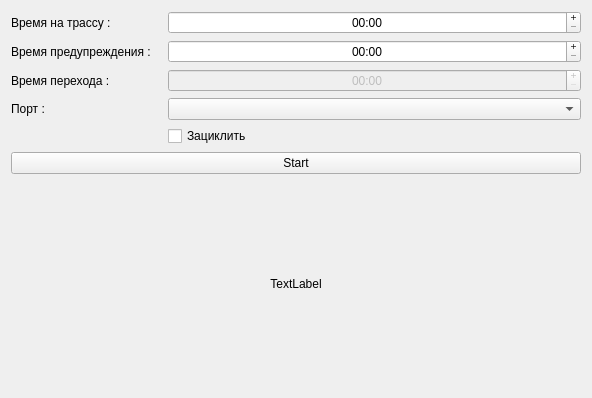
This is BoulderingTimer/mainwindow.ui in Lezh1k/P10Panel as Qt 5 draws it before an edit. The edited form follows.
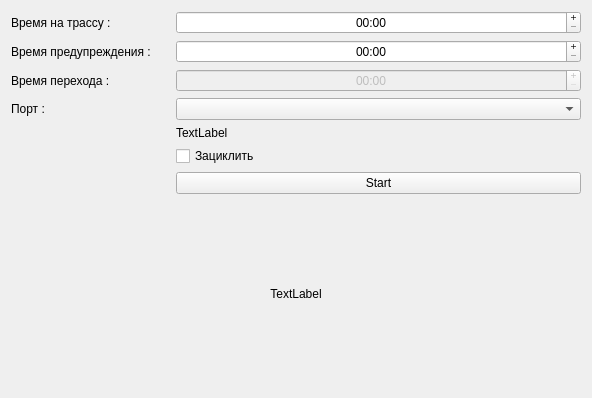
This is the edited form.

What changed in the file:
```diff
--- a/BoulderingTimer/mainwindow.ui
+++ b/BoulderingTimer/mainwindow.ui
@@ -16,9 +16,9 @@
   <widget class="QWidget" name="centralWidget">
    <layout class="QVBoxLayout" name="verticalLayout">
     <item>
-     <layout class="QGridLayout" name="gridLayout_2" rowstretch="0,0,10">
+     <layout class="QGridLayout" name="gridLayout_2" rowstretch="0,8">
       <item row="0" column="0">
-       <layout class="QGridLayout" name="gridLayout" columnstretch="0,2">
+       <layout class="QGridLayout" name="gridLayout" columnstretch="0,5" columnminimumwidth="0,0">
         <item row="0" column="0">
          <widget class="QLabel" name="m_lbl_full_time">
           <property name="text">
@@ -101,36 +101,43 @@
         <item row="3" column="1">
          <widget class="QComboBox" name="m_cb_serial_port"/>
         </item>
-        <item row="4" column="0">
+        <item row="4" column="1">
+         <widget class="QLabel" name="m_lbl_error">
+          <property name="text">
+           <string>TextLabel</string>
+          </property>
+         </widget>
+        </item>
+        <item row="5" column="0">
          <spacer name="horizontalSpacer">
           <property name="orientation">
            <enum>Qt::Horizontal</enum>
           </property>
           <property name="sizeHint" stdset="0">
            <size>
-            <width>151</width>
+            <width>159</width>
             <height>13</height>
            </size>
           </property>
          </spacer>
         </item>
-        <item row="4" column="1">
+        <item row="5" column="1">
          <widget class="QCheckBox" name="m_chk_loop">
           <property name="text">
            <string>Зациклить</string>
           </property>
          </widget>
         </item>
+        <item row="6" column="1">
+         <widget class="QPushButton" name="m_btn_start_stop">
+          <property name="text">
+           <string>Start</string>
+          </property>
+         </widget>
+        </item>
        </layout>
       </item>
       <item row="1" column="0">
-       <widget class="QPushButton" name="m_btn_start_stop">
-        <property name="text">
-         <string>Start</string>
-        </property>
-       </widget>
-      </item>
-      <item row="2" column="0">
        <widget class="QLabel" name="m_lbl_current_time">
         <property name="sizePolicy">
          <sizepolicy hsizetype="Ignored" vsizetype="Ignored">
```
